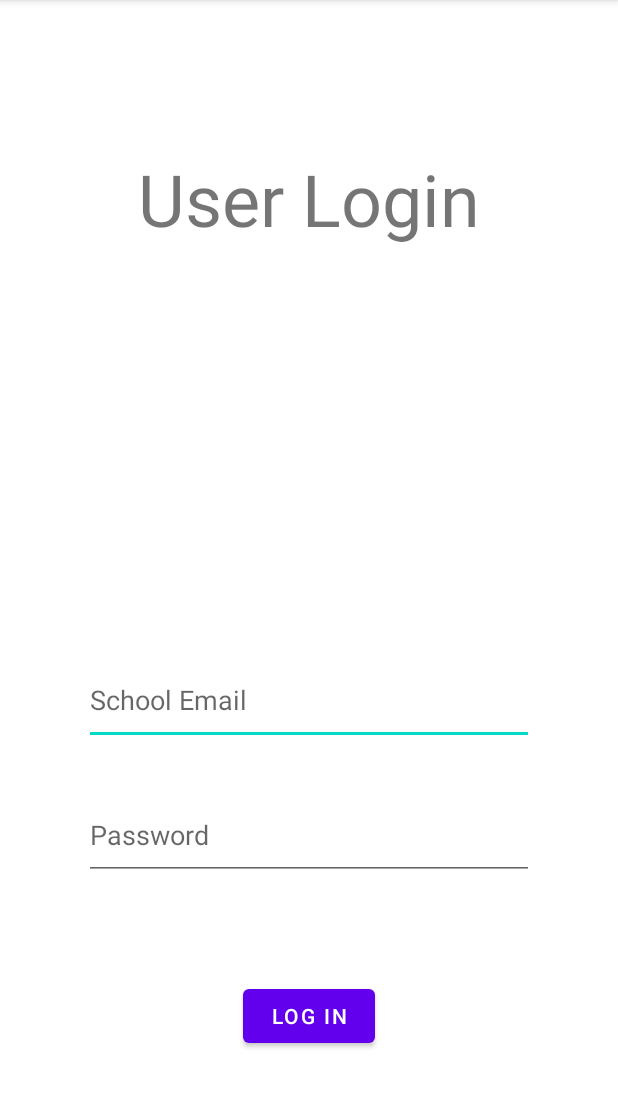
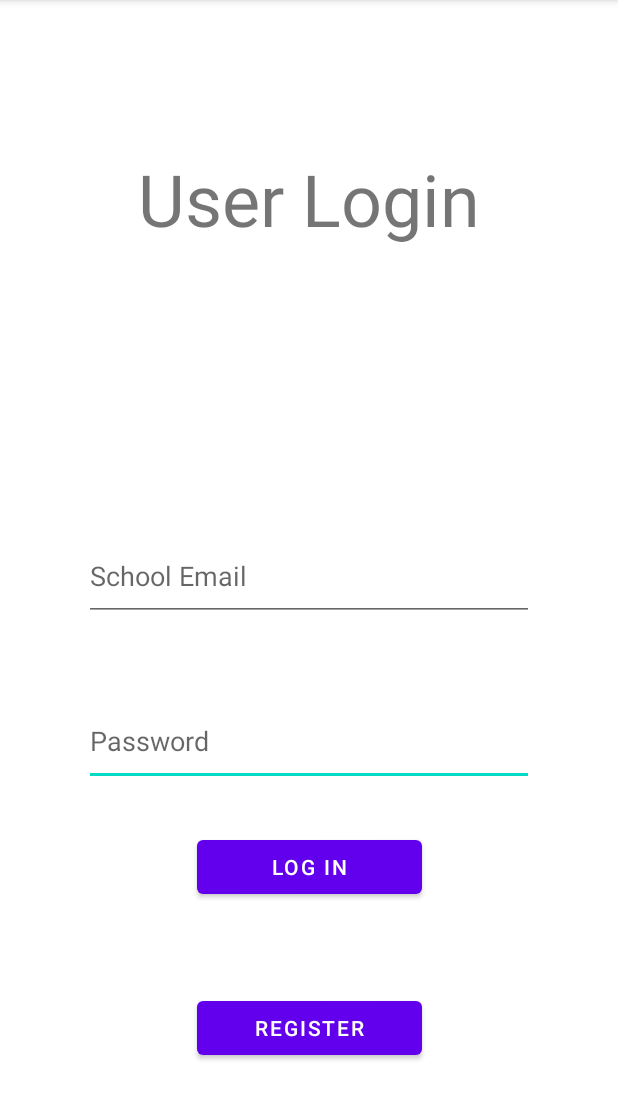
Before and after one commit to CAnsbach/CIT498, an Android app: the screen it shows after launch (MainActivity), after a tap on "LOG IN", on a phone screen of 412 x 824 dp, the part 84-1204 px from its top. Run offline under Robolectric (Android 15) with nearby library versions, the phone set to English and light mode, and no system bars.

Commit message:
Added Login Functionality
The application can now connect to the website and determine if the user has an account or not. If the user input valid credentials, they will be taken to another activity.

```diff
--- a/CampusEventTracker/app/src/main/AndroidManifest.xml
+++ b/CampusEventTracker/app/src/main/AndroidManifest.xml
@@ -1,7 +1,8 @@
 <?xml version="1.0" encoding="utf-8"?>
 <manifest xmlns:android="http://schemas.android.com/apk/res/android"
     package="com.example.campuseventtracker">
-    <uses-permission android:name="android.permission.INTERNET"/>
+
+    <uses-permission android:name="android.permission.INTERNET" />
 
     <application
         android:allowBackup="true"
@@ -10,6 +11,9 @@
         android:roundIcon="@mipmap/ic_launcher_round"
         android:supportsRtl="true"
         android:theme="@style/Theme.CampusEventTracker">
+        <activity
+            android:name=".EventHomeScreen"
+            android:exported="true" />
         <activity
             android:name=".MainActivity"
             android:exported="true">
--- /dev/null
+++ b/CampusEventTracker/app/src/main/java/com/example/campuseventtracker/Login.java
@@ -0,0 +1,106 @@
+package com.example.campuseventtracker;
+
+import android.util.Log;
+
+import java.io.BufferedReader;
+import java.io.BufferedWriter;
+import java.io.InputStream;
+import java.io.InputStreamReader;
+import java.io.OutputStream;
+import java.io.OutputStreamWriter;
+import java.net.HttpURLConnection;
+import java.net.URL;
+import java.net.URLEncoder;
+import java.nio.charset.StandardCharsets;
+
+public class Login extends Thread
+{
+    String loginResult = "None";
+    String[] fields;
+    String[] data;
+    OutputStream out;
+    HttpURLConnection connection;
+
+    public Login (String[] fields, String[] data)
+    {
+        this.fields = fields;
+        this.data = data;
+    }
+
+    public void run()
+    {
+        try
+        {
+            URL url = new URL("https://www.citcapstones.com/CIT498/php/userloginapp.php");
+
+            connection = (HttpURLConnection) url.openConnection();
+            connection.setRequestMethod("POST");
+            connection.setDoOutput(true);
+            connection.setDoInput(true);
+            out = connection.getOutputStream();
+
+            BufferedWriter writer = new BufferedWriter(new OutputStreamWriter(out, StandardCharsets.UTF_8));
+            StringBuilder input_data = new StringBuilder();
+
+            for(int i = 0; i < fields.length; i++)
+            {
+                input_data.append(URLEncoder.encode(fields[i], "UTF-8")).append("=").append(URLEncoder.encode(data[i], "UTF-8")).append("&");
+            }
+
+            Log.d("URL", input_data.toString());
+
+            writer.write(input_data.toString());
+            writer.flush();
+            writer.close();
+
+            out.close();
+
+            InputStream in = connection.getInputStream();
+            BufferedReader reader = new BufferedReader(new InputStreamReader(in, StandardCharsets.ISO_8859_1));
+            StringBuilder result = new StringBuilder();
+
+            String result_line;
+
+            while((result_line = reader.readLine()) != null)
+            {
+                result.append(result_line);
+            }
+
+            reader.close();
+            in.close();
+            connection.disconnect();
+            setResult(result.toString());
+        }
+        catch (Exception e)
+        {
+            e.printStackTrace();
+        }
+    }
+
+    public boolean login()
+    {
+        Login.this.start();
+        return true;
+    }
+
+    public boolean completed()
+    {
+        while (true)
+        {
+            if (!this.isAlive())
+            {
+                return true;
+            }
+        }
+    }
+
+    public void setResult(String result)
+    {
+        loginResult = result;
+    }
+
+    public String result()
+    {
+        return this.loginResult;
+    }
+}
--- a/CampusEventTracker/app/src/main/java/com/example/campuseventtracker/MainActivity.java
+++ b/CampusEventTracker/app/src/main/java/com/example/campuseventtracker/MainActivity.java
@@ -2,18 +2,18 @@
 
 import androidx.appcompat.app.AppCompatActivity;
 
+import android.content.Intent;
+import android.net.Uri;
 import android.os.Bundle;
-import android.view.View;
+import android.os.Handler;
 import android.widget.Button;
 import android.widget.EditText;
 import android.widget.Toast;
 
-import org.w3c.dom.Text;
-
 public class MainActivity extends AppCompatActivity
 {
-    EditText inpUsername, inpPassword;
-    Button btnLogin;
+    EditText inpEmail, inpPassword;
+    Button btnLogin, btnRegister;
 
     @Override
     protected void onCreate(Bundle savedInstanceState)
@@ -21,17 +21,46 @@
         super.onCreate(savedInstanceState);
         setContentView(R.layout.activity_main);
 
-        inpUsername =  findViewById(R.id.txtUsernameInput);
+        inpEmail =  findViewById(R.id.txtEmailInput);
         inpPassword = findViewById(R.id.txtPasswordInput);
         btnLogin = findViewById(R.id.btnLogin);
+        btnRegister = findViewById(R.id.btnRegister);
 
-        btnLogin.setOnClickListener(new View.OnClickListener()
-        {
-            @Override
-            public void onClick(View view)
-            {
-                Toast.makeText(getApplicationContext(), inpUsername.getText(), Toast.LENGTH_SHORT).show();
-            }
+
+
+        btnLogin.setOnClickListener(view -> {
+
+            String  email = inpEmail.getText().toString(),
+                    password = inpPassword.getText().toString();
+
+            String[] fields = {"txtEmail", "txtPassword"};
+            String[] data = {email, password};
+
+            Handler handler = new Handler();
+            handler.post(() -> {
+                Login login = new Login(fields, data);
+
+                if(login.login())
+                {
+                    if(login.completed())
+                    {
+                        String loginResult = login.result();
+                        Toast.makeText(getApplicationContext(), loginResult, Toast.LENGTH_SHORT).show();
+
+                        if (login.result().equals("Successfully Logged In"))
+                        {
+                            Intent homeScreen = new Intent(MainActivity.this, EventHomeScreen.class);
+                            homeScreen.putExtra("Email", data[0]);
+                            startActivity(homeScreen);
+                        }
+                    }
+                }
+            });
+        });
+
+        btnRegister.setOnClickListener(view -> {
+            Intent registrationPage = new Intent(Intent.ACTION_VIEW, Uri.parse("https://www.citcapstones.com/CIT498/php/registeruser.php"));
+            startActivity(registrationPage);
         });
     }
 }
--- a/CampusEventTracker/app/src/main/res/layout/activity_main.xml
+++ b/CampusEventTracker/app/src/main/res/layout/activity_main.xml
@@ -21,41 +21,51 @@
         app:layout_constraintTop_toTopOf="parent" />
 
     <EditText
-        android:id="@+id/txtUsernameInput"
-        android:layout_width="300dp"
-        android:layout_height="60dp"
-        android:ems="10"
-        android:hint="@string/email_PH"
-        android:importantForAutofill="no"
-        android:inputType="textPersonName"
-        app:layout_constraintBottom_toBottomOf="parent"
-        app:layout_constraintEnd_toEndOf="parent"
-        app:layout_constraintStart_toStartOf="parent"
-        app:layout_constraintTop_toBottomOf="@+id/txtHeaderLogin"
-        tools:ignore="TextContrastCheck" />
-
-    <EditText
         android:id="@+id/txtPasswordInput"
         android:layout_width="300dp"
         android:layout_height="60dp"
-        android:layout_marginTop="30dp"
+        android:layout_marginTop="50dp"
         android:ems="10"
         android:hint="@string/password_PH"
         android:importantForAutofill="no"
         android:inputType="textPassword"
         app:layout_constraintEnd_toEndOf="parent"
         app:layout_constraintStart_toStartOf="parent"
-        app:layout_constraintTop_toBottomOf="@+id/txtUsernameInput"
+        app:layout_constraintTop_toBottomOf="@+id/txtEmailInput"
         tools:ignore="TextContrastCheck" />
 
     <Button
         android:id="@+id/btnLogin"
-        android:layout_width="wrap_content"
+        android:layout_width="150dp"
         android:layout_height="wrap_content"
+        android:layout_marginTop="30dp"
         android:text="@string/btnLogin_text"
-        app:layout_constraintBottom_toBottomOf="parent"
         app:layout_constraintEnd_toEndOf="parent"
         app:layout_constraintStart_toStartOf="parent"
         app:layout_constraintTop_toBottomOf="@+id/txtPasswordInput" />
 
+    <Button
+        android:id="@+id/btnRegister"
+        android:layout_width="150dp"
+        android:layout_height="wrap_content"
+        android:text="@string/btnRegister_text"
+        app:layout_constraintBottom_toBottomOf="parent"
+        app:layout_constraintEnd_toEndOf="parent"
+        app:layout_constraintStart_toStartOf="parent"
+        app:layout_constraintTop_toBottomOf="@+id/btnLogin" />
+
+    <EditText
+        android:id="@+id/txtEmailInput"
+        android:layout_width="300dp"
+        android:layout_height="60dp"
+        android:ems="10"
+        android:hint="@string/email_PH"
+        android:importantForAutofill="no"
+        android:inputType="textEmailAddress"
+        app:layout_constraintBottom_toBottomOf="parent"
+        app:layout_constraintEnd_toEndOf="parent"
+        app:layout_constraintStart_toStartOf="parent"
+        app:layout_constraintTop_toTopOf="parent"
+        tools:ignore="TextContrastCheck" />
+
 </androidx.constraintlayout.widget.ConstraintLayout>
```
Also changed, not shown: CampusEventTracker/app/src/main/java/com/example/campuseventtracker/EventHomeScreen.java (added, +26 -0 lines), CampusEventTracker/app/src/main/res/layout/activity_event_home_screen.xml (added, +9 -0 lines).
